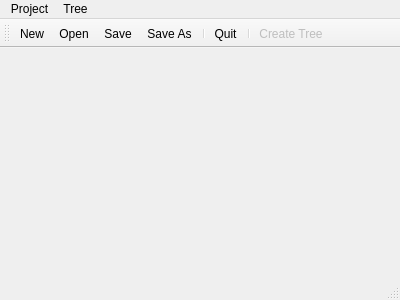
This is mainwindow.ui in mspr/Lucy as Qt 5 draws it before an edit. The edited form follows.
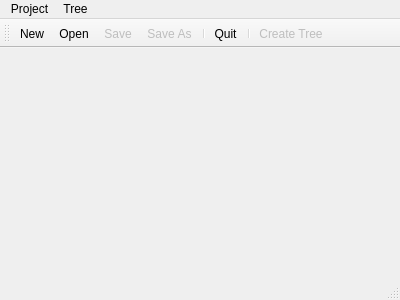
This is the edited form. Icons and pictures are not drawn.

Diff of the .ui file:
```diff
--- a/mainwindow.ui
+++ b/mainwindow.ui
@@ -85,6 +85,9 @@
    </property>
   </action>
   <action name="actionSave">
+   <property name="enabled">
+    <bool>false</bool>
+   </property>
    <property name="icon">
     <iconset resource="resources.qrc">
      <normaloff>:/images/save.png</normaloff>:/images/save.png</iconset>
@@ -124,6 +127,9 @@
    </property>
   </action>
   <action name="actionSaveAs">
+   <property name="enabled">
+    <bool>false</bool>
+   </property>
    <property name="icon">
     <iconset resource="resources.qrc">
      <normaloff>:/images/saveAs.png</normaloff>:/images/saveAs.png</iconset>
```
